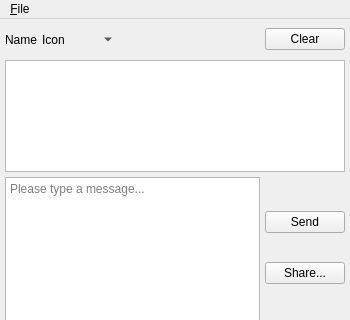
The window that Source/UI/spot-on-chatwindow.ui (textbrowser/spot-on) describes before a commit, drawn with Qt 5; both pictures show x 0 to 350 and y 0 to 320 of the 350 by 500 pixel window.
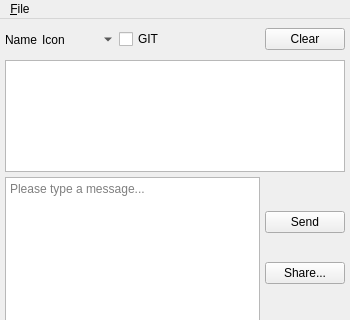
The same window after the commit. Icons and pictures are not drawn. Custom widgets are drawn as their Qt base class.

```diff
--- a/Source/UI/spot-on-chatwindow.ui
+++ b/Source/UI/spot-on-chatwindow.ui
@@ -73,6 +73,16 @@
         </property>
        </widget>
       </item>
+      <item>
+       <widget class="QCheckBox" name="git">
+        <property name="toolTip">
+         <string>&lt;html&gt;&lt;head/&gt;&lt;body&gt;&lt;p&gt;Place the messages in a curious folder. A separate process will transfer the messages towards a curious GIT server. Curious. May be compatible with participant proxies in the future. SMP messages will always be placed within GIT, if possible.&lt;/p&gt;&lt;/body&gt;&lt;/html&gt;</string>
+        </property>
+        <property name="text">
+         <string>GIT</string>
+        </property>
+       </widget>
+      </item>
       <item>
        <spacer name="horizontalSpacer_23">
         <property name="orientation">
```
Left out of the diff: 1 changed line with no effect on the pictures.
